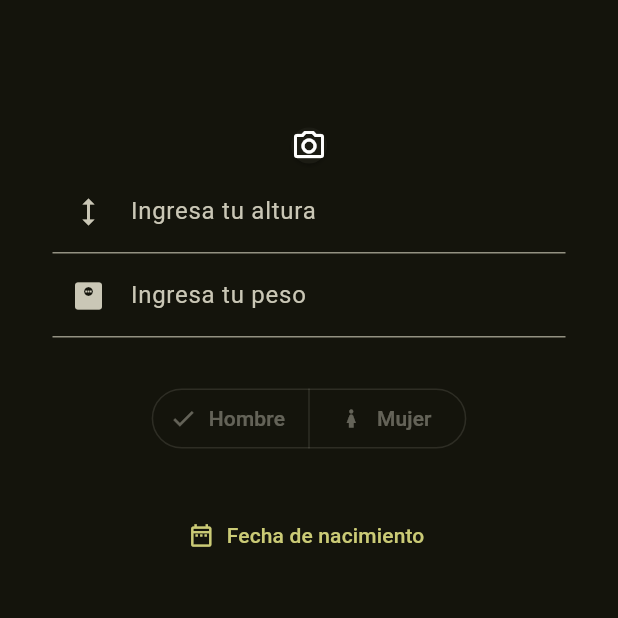
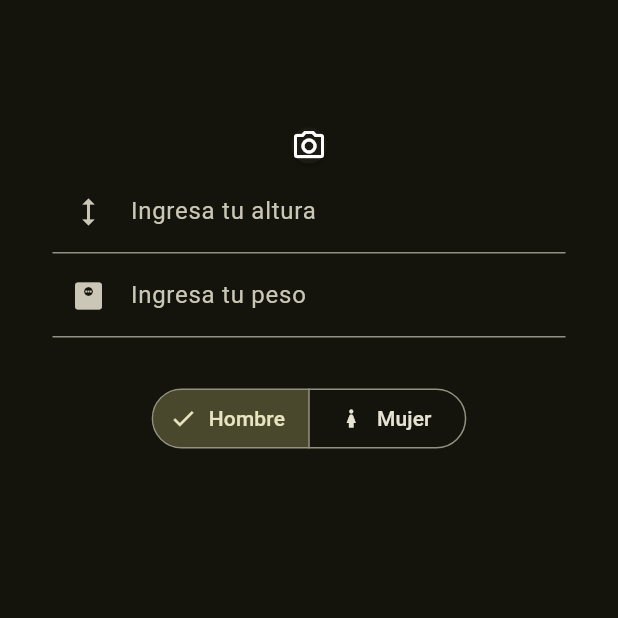
Before and after one commit to edunickdev/VelApp, a Flutter app: the InfoBasicScreen screen opened by its route, on a phone screen of 412 x 824 dp, the top half of it. Run offline on Flutter 3.47's test engine with Material 2 defaults, Android fonts, the light colour scheme and no system bars; our stand-ins replace flutter_riverpod, go_router.

Commit message:
funcionalidad de boton segmented funcionando usando riverpod

```diff
--- a/lib/presentation/user/models/user_model.dart
+++ b/lib/presentation/user/models/user_model.dart
@@ -1,6 +1,6 @@
 import 'package:flutter/material.dart';
 
-enum ListaGeneros { masculino, femenino, otro }
+enum ListaGeneros { masculino, femenino }
 
 class User {
   final UserRegister userRegister;
--- a/lib/presentation/user/providers/user_providers.dart
+++ b/lib/presentation/user/providers/user_providers.dart
@@ -8,4 +8,6 @@ final statusInfoBasicProvider = StateProvider<bool>((ref) => false);
 final statusInfoMedicProvider = StateProvider<bool>((ref) => false);
 final statusInfoHabitsProvider = StateProvider<bool>((ref) => false);
 
-final listGenerosProvider = StateProvider<ListaGeneros>((ref) => ListaGeneros.masculino );
+final listaGenerosProvider = StateProvider<ListaGeneros>((ref) {
+  return ListaGeneros.masculino;
+} );
--- a/lib/presentation/user/screens/basic_info_screen.dart
+++ b/lib/presentation/user/screens/basic_info_screen.dart
@@ -1,22 +1,23 @@
 // pido informacion basica como, altura, edad, genero, peso
 
 import 'package:flutter/material.dart';
+
 import 'package:flutter_riverpod/flutter_riverpod.dart';
+
 import 'package:vel_app/presentation/shared/widgets/custom_text_input.dart';
-import 'package:vel_app/presentation/user/models/user_model.dart';
 import 'package:vel_app/presentation/user/providers/user_providers.dart';
+import 'package:vel_app/presentation/user/widgets/custom_segmented_button.dart';
+
 
 class InfoBasicScreen extends ConsumerWidget {
   static String name = 'basics';
-
-  // final String title;
 
   const InfoBasicScreen({super.key});
 
   @override
   Widget build(BuildContext context, WidgetRef ref) {
-    final String titleAppbar = ref.watch(titleAppbarProvider);
-    final generos = ref.watch(listGenerosProvider);
+
+    final String titleAppbar = ref.watch( titleAppbarProvider );
 
     return Scaffold(
       appBar: AppBar(
@@ -45,27 +46,7 @@ class InfoBasicScreen extends ConsumerWidget {
                     alignText: TextAlign.left,
                     customIcon: Icon(Icons.monitor_weight)),
                 const SizedBox(height: 30),
-                SegmentedButton(
-                  segments: const [
-                    ButtonSegment(
-                        value: ListaGeneros.masculino,
-                        icon: Icon(Icons.man_2_outlined),
-                        label: Text('Hombre')),
-                    ButtonSegment(
-                        value: ListaGeneros.femenino,
-                        icon: Icon(Icons.girl_outlined),
-                        label: Text('Mujer')),
-                  ],
-                  selected: <ListaGeneros>{generos},
-                ),
-                const SizedBox(height: 30),
-                TextButton.icon(
-                  onPressed: () {
-                    return;
-                  },
-                  icon: const Icon(Icons.date_range_outlined),
-                  label: const Text('Fecha de nacimiento'),
-                ),
+                const CustomSegmentedButton(),
               ],
             ),
           ),
--- /dev/null
+++ b/lib/presentation/user/widgets/custom_segmented_button.dart
@@ -0,0 +1,36 @@
+import 'package:flutter/material.dart';
+import 'package:flutter_riverpod/flutter_riverpod.dart';
+import 'package:vel_app/presentation/user/models/user_model.dart';
+import 'package:vel_app/presentation/user/providers/user_providers.dart';
+
+class CustomSegmentedButton extends ConsumerWidget {
+  const CustomSegmentedButton({
+    super.key,
+  });
+
+
+  @override
+  Widget build(BuildContext context, WidgetRef ref) {
+
+    final generos = ref.watch( listaGenerosProvider );
+
+    return SegmentedButton(
+      segments: const [
+        ButtonSegment(
+            value: ListaGeneros.masculino,
+            icon: Icon(Icons.man_2_outlined),
+            label: Text('Hombre')),
+        ButtonSegment(
+            value: ListaGeneros.femenino,
+            icon: Icon(Icons.girl_outlined),
+            label: Text('Mujer')),
+      ],
+      selected: <ListaGeneros>{ generos },
+      multiSelectionEnabled: false,
+      emptySelectionAllowed: false,
+      onSelectionChanged: ( genero ) {
+        ref.read( listaGenerosProvider.notifier ).state = genero.first;
+      },
+    );
+  }
+}
```
Also changed, not shown: lib/presentation/user/providers/basic_info_provider.dart (+18 -19 lines).
